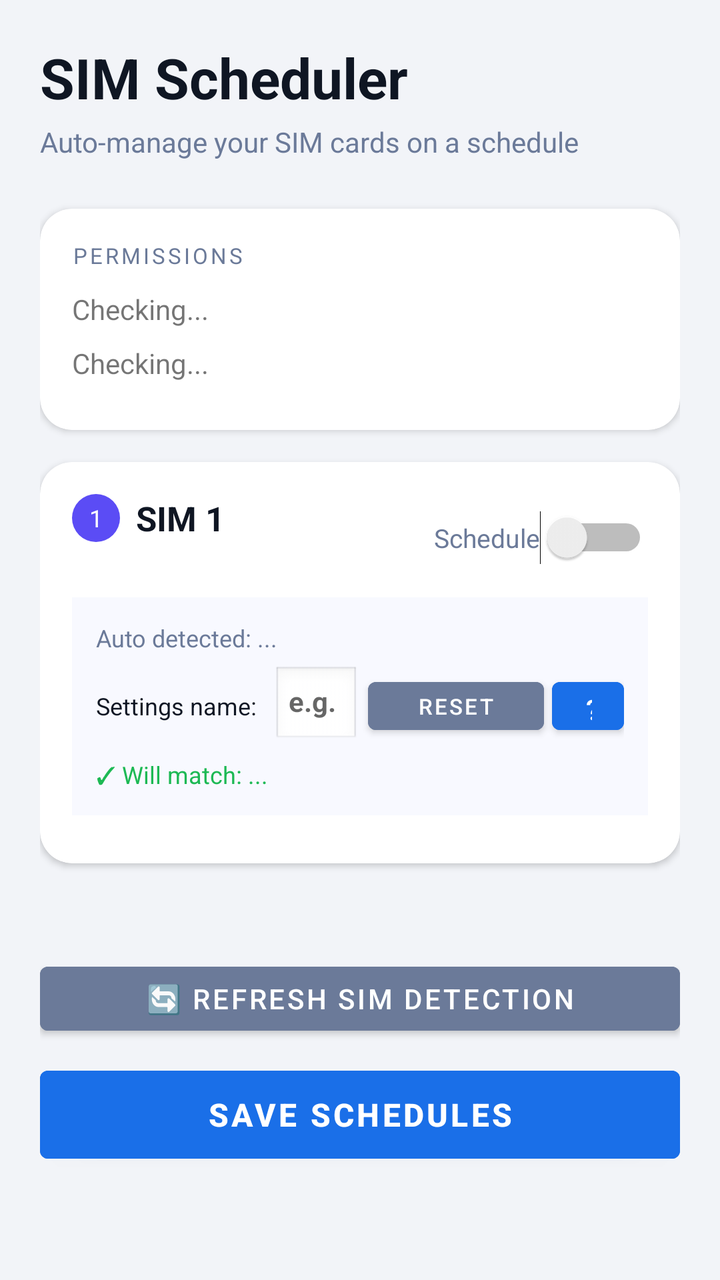
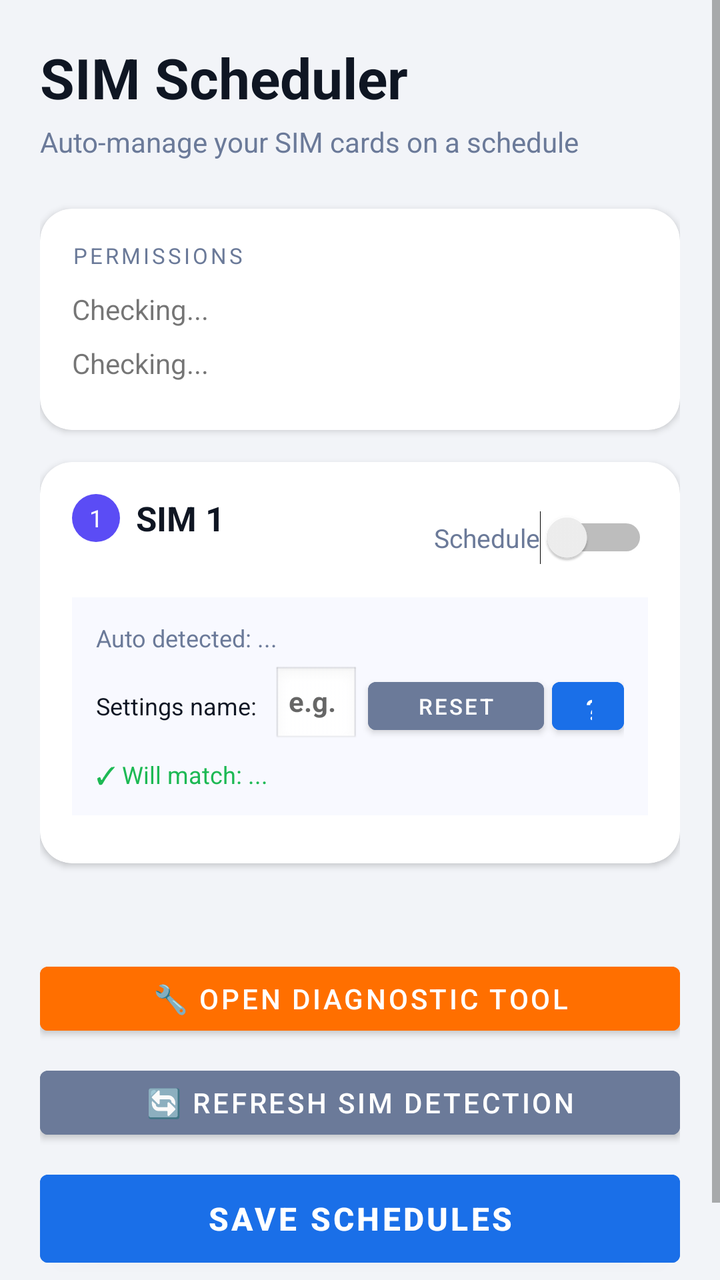

An Android layout rendered at two revisions. The XML below is the earlier revision; the diff shows what the commit changed to produce the second picture.
<!-- AndroidManifest.xml: application theme Theme.SimScheduler -->
<!-- res/layout/activity_main.xml -->
<?xml version="1.0" encoding="utf-8"?>
<ScrollView xmlns:android="http://schemas.android.com/apk/res/android"
    xmlns:app="http://schemas.android.com/apk/res-auto"
    android:layout_width="match_parent"
    android:layout_height="match_parent"
    android:background="@color/background"
    android:fillViewport="true">

    <LinearLayout
        android:layout_width="match_parent"
        android:layout_height="wrap_content"
        android:orientation="vertical"
        android:padding="20dp">

        
        <TextView
            android:layout_width="match_parent"
            android:layout_height="wrap_content"
            android:text="SIM Scheduler"
            android:textSize="28sp"
            android:textStyle="bold"
            android:textColor="@color/text_primary"
            android:layout_marginBottom="4dp"/>

        <TextView
            android:layout_width="match_parent"
            android:layout_height="wrap_content"
            android:text="Auto-manage your SIM cards on a schedule"
            android:textSize="14sp"
            android:textColor="@color/text_secondary"
            android:layout_marginBottom="24dp"/>

        
        <androidx.cardview.widget.CardView
            android:layout_width="match_parent"
            android:layout_height="wrap_content"
            android:layout_marginBottom="16dp"
            app:cardCornerRadius="16dp"
            app:cardElevation="2dp"
            app:cardBackgroundColor="@color/card_background">
            <LinearLayout
                android:layout_width="match_parent"
                android:layout_height="wrap_content"
                android:orientation="vertical"
                android:padding="16dp">
                <TextView android:layout_width="match_parent" android:layout_height="wrap_content"
                    android:text="PERMISSIONS" android:textSize="11sp"
                    android:textColor="@color/text_secondary" android:letterSpacing="0.12"
                    android:layout_marginBottom="10dp"/>
                <TextView android:id="@+id/accessibilityStatus"
                    android:layout_width="match_parent" android:layout_height="wrap_content"
                    android:text="Checking..." android:textSize="14sp" android:layout_marginBottom="8dp"/>
                <Button android:id="@+id/enableAccessibilityBtn"
                    android:layout_width="match_parent" android:layout_height="48dp"
                    android:text="Enable Accessibility Service"
                    android:backgroundTint="@color/accent" android:visibility="gone"
                    android:layout_marginBottom="8dp"/>
                <TextView android:id="@+id/alarmPermissionStatus"
                    android:layout_width="match_parent" android:layout_height="wrap_content"
                    android:text="Checking..." android:textSize="14sp" android:layout_marginBottom="8dp"/>
                <Button android:id="@+id/grantAlarmPermissionBtn"
                    android:layout_width="match_parent" android:layout_height="48dp"
                    android:text="Grant Alarm Permission"
                    android:backgroundTint="@color/accent" android:visibility="gone"/>
            </LinearLayout>
        </androidx.cardview.widget.CardView>

        
        <androidx.cardview.widget.CardView
            android:id="@+id/sim1Card"
            android:layout_width="match_parent"
            android:layout_height="wrap_content"
            android:layout_marginBottom="16dp"
            app:cardCornerRadius="16dp"
            app:cardElevation="2dp"
            app:cardBackgroundColor="@color/card_background">
            <LinearLayout
                android:layout_width="match_parent"
                android:layout_height="wrap_content"
                android:orientation="vertical"
                android:padding="16dp">

                
                <LinearLayout android:layout_width="match_parent" android:layout_height="wrap_content"
                    android:orientation="horizontal" android:gravity="center_vertical"
                    android:layout_marginBottom="8dp">
                    <LinearLayout android:layout_width="0dp" android:layout_height="wrap_content"
                        android:layout_weight="1" android:orientation="vertical">
                        <LinearLayout android:layout_width="wrap_content" android:layout_height="wrap_content"
                            android:orientation="horizontal" android:gravity="center_vertical">
                            <TextView android:layout_width="24dp" android:layout_height="24dp"
                                android:text="1" android:textSize="12sp" android:textColor="#FFFFFF"
                                android:gravity="center" android:background="@drawable/sim_badge"
                                android:layout_marginEnd="8dp"/>
                            <TextView android:id="@+id/sim1Name"
                                android:layout_width="wrap_content" android:layout_height="wrap_content"
                                android:text="SIM 1" android:textSize="17sp" android:textStyle="bold"
                                android:textColor="@color/text_primary"/>
                        </LinearLayout>
                        <TextView android:id="@+id/sim1Number"
                            android:layout_width="wrap_content" android:layout_height="wrap_content"
                            android:textSize="13sp" android:textColor="@color/text_secondary"
                            android:layout_marginTop="2dp"/>
                    </LinearLayout>
                    <Switch android:id="@+id/sim1ScheduleToggle"
                        android:layout_width="wrap_content" android:layout_height="wrap_content"
                        android:text="Schedule" android:textColor="@color/text_secondary" android:textSize="13sp"/>
                </LinearLayout>

                
                <LinearLayout android:layout_width="match_parent" android:layout_height="wrap_content"
                    android:orientation="vertical"
                    android:background="#F8F9FF" android:padding="12dp"
                    android:layout_marginBottom="8dp">

                    
                    <TextView android:id="@+id/sim1DetectedName"
                        android:layout_width="match_parent" android:layout_height="wrap_content"
                        android:text="Auto detected: ..."
                        android:textSize="12sp" android:textColor="@color/text_secondary"
                        android:layout_marginBottom="6dp"/>

                    
                    <LinearLayout android:layout_width="match_parent" android:layout_height="wrap_content"
                        android:orientation="horizontal" android:gravity="center_vertical">

                        <TextView android:layout_width="wrap_content" android:layout_height="wrap_content"
                            android:text="Settings name:" android:textSize="12sp"
                            android:textColor="@color/text_primary" android:layout_marginEnd="8dp"/>

                        <EditText android:id="@+id/sim1OverrideInput"
                            android:layout_width="0dp" android:layout_height="40dp"
                            android:layout_weight="1"
                            android:hint="e.g. LycaMobile"
                            android:textSize="14sp"
                            android:textStyle="bold"
                            android:inputType="text"
                            android:background="@android:drawable/edit_text"
                            android:paddingHorizontal="8dp"/>

                        <Button android:id="@+id/sim1ResetBtn"
                            android:layout_width="wrap_content" android:layout_height="36dp"
                            android:text="Reset"
                            android:textSize="11sp"
                            android:backgroundTint="@color/text_secondary"
                            android:layout_marginStart="4dp"/>

                        <Button android:id="@+id/sim1HintBtn"
                            android:layout_width="36dp" android:layout_height="36dp"
                            android:text="?"
                            android:textSize="14sp"
                            android:backgroundTint="@color/accent"
                            android:layout_marginStart="4dp"/>
                    </LinearLayout>

                    
                    <TextView android:id="@+id/sim1MatchLabel"
                        android:layout_width="match_parent" android:layout_height="wrap_content"
                        android:text="✓ Will match: ..."
                        android:textSize="12sp" android:textColor="@color/green"
                        android:layout_marginTop="6dp"/>
                </LinearLayout>

                
                <LinearLayout android:id="@+id/sim1ScheduleContent"
                    android:layout_width="match_parent" android:layout_height="wrap_content"
                    android:orientation="vertical" android:visibility="gone">
                    <View android:layout_width="match_parent" android:layout_height="1dp"
                        android:background="@color/divider" android:layout_marginVertical="8dp"/>
                    <TextView android:layout_width="match_parent" android:layout_height="wrap_content"
                        android:text="Turn OFF at" android:textSize="13sp"
                        android:textColor="@color/text_secondary" android:layout_marginBottom="4dp"/>
                    <TimePicker android:id="@+id/sim1OffTimePicker"
                        android:layout_width="match_parent" android:layout_height="wrap_content"
                        android:timePickerMode="spinner" android:layout_marginBottom="12dp"/>
                    <View android:layout_width="match_parent" android:layout_height="1dp"
                        android:background="@color/divider" android:layout_marginBottom="12dp"/>
                    <TextView android:layout_width="match_parent" android:layout_height="wrap_content"
                        android:text="Turn ON at" android:textSize="13sp"
                        android:textColor="@color/text_secondary" android:layout_marginBottom="4dp"/>
                    <TimePicker android:id="@+id/sim1OnTimePicker"
                        android:layout_width="match_parent" android:layout_height="wrap_content"
                        android:timePickerMode="spinner"/>
                </LinearLayout>
            </LinearLayout>
        </androidx.cardview.widget.CardView>

        
        <androidx.cardview.widget.CardView
            android:id="@+id/sim2Card"
            android:layout_width="match_parent"
            android:layout_height="wrap_content"
            android:layout_marginBottom="16dp"
            android:visibility="gone"
            app:cardCornerRadius="16dp"
            app:cardElevation="2dp"
            app:cardBackgroundColor="@color/card_background">
            <LinearLayout
                android:layout_width="match_parent"
                android:layout_height="wrap_content"
                android:orientation="vertical"
                android:padding="16dp">

                
                <LinearLayout android:layout_width="match_parent" android:layout_height="wrap_content"
                    android:orientation="horizontal" android:gravity="center_vertical"
                    android:layout_marginBottom="8dp">
                    <LinearLayout android:layout_width="0dp" android:layout_height="wrap_content"
                        android:layout_weight="1" android:orientation="vertical">
                        <LinearLayout android:layout_width="wrap_content" android:layout_height="wrap_content"
                            android:orientation="horizontal" android:gravity="center_vertical">
                            <TextView android:layout_width="24dp" android:layout_height="24dp"
                                android:text="2" android:textSize="12sp" android:textColor="#FFFFFF"
                                android:gravity="center" android:background="@drawable/sim_badge_2"
                                android:layout_marginEnd="8dp"/>
                            <TextView android:id="@+id/sim2Name"
                                android:layout_width="wrap_content" android:layout_height="wrap_content"
                                android:text="SIM 2" android:textSize="17sp" android:textStyle="bold"
                                android:textColor="@color/text_primary"/>
                        </LinearLayout>
                        <TextView android:id="@+id/sim2Number"
                            android:layout_width="wrap_content" android:layout_height="wrap_content"
                            android:textSize="13sp" android:textColor="@color/text_secondary"
                            android:layout_marginTop="2dp"/>
                    </LinearLayout>
                    <Switch android:id="@+id/sim2ScheduleToggle"
                        android:layout_width="wrap_content" android:layout_height="wrap_content"
                        android:text="Schedule" android:textColor="@color/text_secondary" android:textSize="13sp"/>
                </LinearLayout>

                
                <LinearLayout android:layout_width="match_parent" android:layout_height="wrap_content"
                    android:orientation="vertical"
                    android:background="#F8F9FF" android:padding="12dp"
                    android:layout_marginBottom="8dp">

                    <TextView android:id="@+id/sim2DetectedName"
                        android:layout_width="match_parent" android:layout_height="wrap_content"
                        android:text="Auto detected: ..."
                        android:textSize="12sp" android:textColor="@color/text_secondary"
                        android:layout_marginBottom="6dp"/>

                    <LinearLayout android:layout_width="match_parent" android:layout_height="wrap_content"
                        android:orientation="horizontal" android:gravity="center_vertical">
                        <TextView android:layout_width="wrap_content" android:layout_height="wrap_content"
                            android:text="Settings name:" android:textSize="12sp"
                            android:textColor="@color/text_primary" android:layout_marginEnd="8dp"/>
                        <EditText android:id="@+id/sim2OverrideInput"
                            android:layout_width="0dp" android:layout_height="40dp"
                            android:layout_weight="1"
                            android:hint="e.g. Jio"
                            android:textSize="14sp"
                            android:textStyle="bold"
                            android:inputType="text"
                            android:background="@android:drawable/edit_text"
                            android:paddingHorizontal="8dp"/>
                        <Button android:id="@+id/sim2ResetBtn"
                            android:layout_width="wrap_content" android:layout_height="36dp"
                            android:text="Reset" android:textSize="11sp"
                            android:backgroundTint="@color/text_secondary"
                            android:layout_marginStart="4dp"/>
                        <Button android:id="@+id/sim2HintBtn"
                            android:layout_width="36dp" android:layout_height="36dp"
                            android:text="?" android:textSize="14sp"
                            android:backgroundTint="@color/accent"
                            android:layout_marginStart="4dp"/>
                    </LinearLayout>

                    <TextView android:id="@+id/sim2MatchLabel"
                        android:layout_width="match_parent" android:layout_height="wrap_content"
                        android:text="✓ Will match: ..."
                        android:textSize="12sp" android:textColor="@color/green"
                        android:layout_marginTop="6dp"/>
                </LinearLayout>

                
                <LinearLayout android:id="@+id/sim2ScheduleContent"
                    android:layout_width="match_parent" android:layout_height="wrap_content"
                    android:orientation="vertical" android:visibility="gone">
                    <View android:layout_width="match_parent" android:layout_height="1dp"
                        android:background="@color/divider" android:layout_marginVertical="8dp"/>
                    <TextView android:layout_width="match_parent" android:layout_height="wrap_content"
                        android:text="Turn OFF at" android:textSize="13sp"
                        android:textColor="@color/text_secondary" android:layout_marginBottom="4dp"/>
                    <TimePicker android:id="@+id/sim2OffTimePicker"
                        android:layout_width="match_parent" android:layout_height="wrap_content"
                        android:timePickerMode="spinner" android:layout_marginBottom="12dp"/>
                    <View android:layout_width="match_parent" android:layout_height="1dp"
                        android:background="@color/divider" android:layout_marginBottom="12dp"/>
                    <TextView android:layout_width="match_parent" android:layout_height="wrap_content"
                        android:text="Turn ON at" android:textSize="13sp"
                        android:textColor="@color/text_secondary" android:layout_marginBottom="4dp"/>
                    <TimePicker android:id="@+id/sim2OnTimePicker"
                        android:layout_width="match_parent" android:layout_height="wrap_content"
                        android:timePickerMode="spinner"/>
                </LinearLayout>
            </LinearLayout>
        </androidx.cardview.widget.CardView>

        
        <TextView android:id="@+id/nextActionLabel"
            android:layout_width="match_parent" android:layout_height="wrap_content"
            android:textSize="13sp" android:textColor="@color/text_secondary"
            android:gravity="center" android:layout_marginBottom="12dp"/>

        <Button android:id="@+id/refreshSimBtn"
            android:layout_width="match_parent" android:layout_height="44dp"
            android:text="🔄 Refresh SIM Detection"
            android:textSize="14sp" android:backgroundTint="@color/text_secondary"
            android:layout_marginBottom="8dp"/>

        <Button android:id="@+id/saveButton"
            android:layout_width="match_parent" android:layout_height="56dp"
            android:text="Save Schedules" android:textSize="16sp" android:textStyle="bold"
            android:backgroundTint="@color/accent" android:layout_marginBottom="24dp"/>

    </LinearLayout>
</ScrollView>
<!-- resources referenced by this layout -->
<resources>
  <color name="accent">#1A6FE8</color>
  <color name="background">#F2F4F8</color>
  <color name="card_background">#FFFFFF</color>
  <color name="divider">#E8EBF2</color>
  <color name="green">#1DB954</color>
  <color name="text_primary">#0F1623</color>
  <color name="text_secondary">#6B7A99</color>
  <!-- drawable sim_badge (drawable) -->
  <?xml version="1.0" encoding="utf-8"?>
  <shape xmlns:android="http://schemas.android.com/apk/res/android"
      android:shape="oval">
      <solid android:color="#5B4CF5" />
  </shape>
  <!-- drawable sim_badge_2 (drawable) -->
  <?xml version="1.0" encoding="utf-8"?>
  <shape xmlns:android="http://schemas.android.com/apk/res/android"
      android:shape="oval">
      <solid android:color="#1A9AF5" />
  </shape>
  <style name="Theme.SimScheduler" parent="Theme.MaterialComponents.Light.NoActionBar">
          <item name="colorPrimary">@color/accent</item>
          <item name="colorPrimaryVariant">@color/accent</item>
          <item name="colorOnPrimary">@android:color/white</item>
          <item name="android:windowBackground">@color/background</item>
          <item name="android:statusBarColor">@color/background</item>
          <item name="android:windowLightStatusBar">true</item>
      </style>
</resources>

<!-- the commit's change to res/layout/activity_main.xml (unified diff, before → after) -->
@@ -303,6 +303,14 @@
             android:textSize="13sp" android:textColor="@color/text_secondary"
             android:gravity="center" android:layout_marginBottom="12dp"/>
 
+        <Button android:id="@+id/diagnosticBtn"
+            android:layout_width="match_parent"
+            android:layout_height="44dp"
+            android:text="🔧 Open Diagnostic Tool"
+            android:textSize="14sp"
+            android:backgroundTint="#FF6F00"
+            android:layout_marginBottom="8dp"/>
+
         <Button android:id="@+id/refreshSimBtn"
             android:layout_width="match_parent" android:layout_height="44dp"
             android:text="🔄 Refresh SIM Detection"
